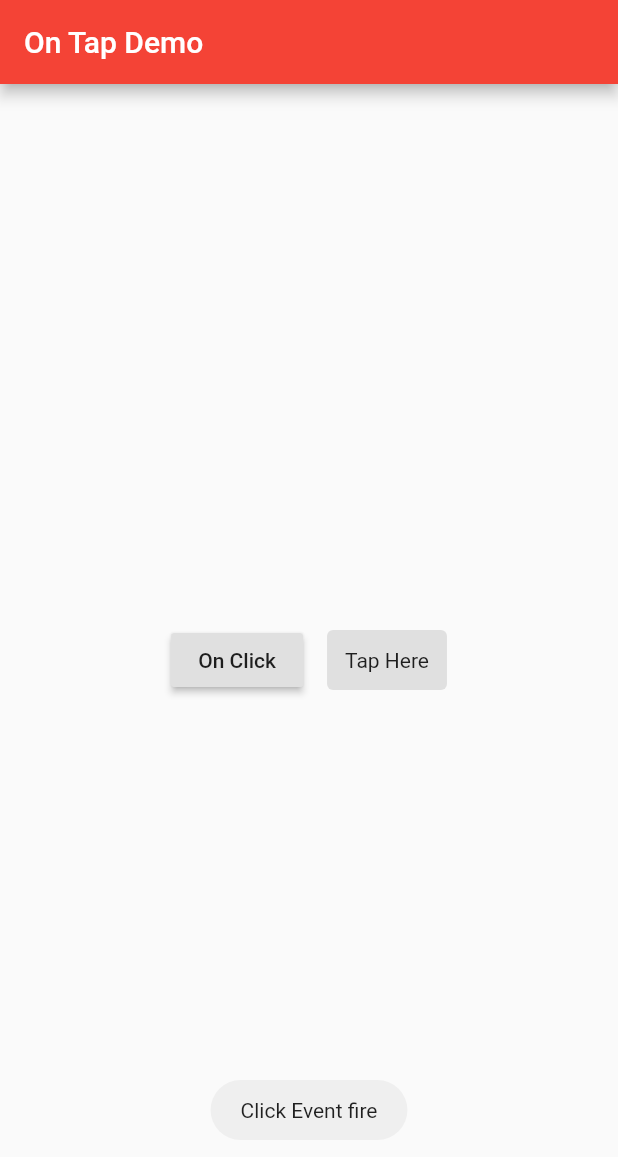
After one commit to JAICHANGPARK/Flutter_Dock, a Flutter app: the MyPage screen opened directly, after a tap on "On Click", on a phone screen of 412 x 824 dp. The commit adds this screen. Shown: the top 1157 px of the screen. Run offline on Flutter 3.47's test engine with Material 2 defaults, Android fonts, the phone set to English and light mode, and no system bars; our stand-ins replace fluttertoast, shared_preferences; missing offline and left inert: fluttery; accounts and stored records are empty; key blocks and very long unbroken strings in the code were emptied for the run.

Commit message:
Touch event and Shared Pref added

```diff
--- /dev/null
+++ b/flutter_01/lib/handleTaponWidgets.dart
@@ -0,0 +1,133 @@
+import 'package:flutter/material.dart';
+
+import 'package:fluttertoast/fluttertoast.dart';
+
+
+
+class HandleTapOnWidgets extends StatelessWidget {
+  @override
+  Widget build(BuildContext context) {
+    // TODO: implement build
+
+    return MaterialApp(
+        title: 'Handle Tap On Widgets',
+        theme: new ThemeData(
+          primarySwatch: Colors.red,
+        ),
+        home: MyPage());
+  }
+}
+
+class MyPage extends StatelessWidget {
+  @override
+  Widget build(BuildContext context) {
+    return Scaffold(
+        appBar: AppBar(title: Text('On Tap Demo')),
+        body: Center(
+      child: CreateButton(),
+    ),
+    );
+    // TODO: implement build
+  }
+}
+
+class CreateButton extends StatelessWidget {
+  @override
+  Widget build(BuildContext context) {
+    // TODO: implement build
+    return Row(
+      mainAxisAlignment: MainAxisAlignment.center,
+      children: <Widget>[
+        Padding(padding: const EdgeInsets.all(8.0),
+          child: RaisedButton(onPressed: () {
+
+            Fluttertoast.showToast(msg: 'Click Event fire',
+            toastLength: Toast.LENGTH_SHORT,
+            gravity: ToastGravity.BOTTOM,
+            bgcolor: '#333639',
+            textcolor: '#ffffff');
+          },
+            child: Text('On Click'),
+          ),
+        ),
+
+        Padding(padding: const EdgeInsets.all(8.0),
+          child: GestureDetector(
+            onTap: () {
+
+              Fluttertoast.showToast(msg: 'Single Tap Event fire',
+                  toastLength: Toast.LENGTH_SHORT,
+                  gravity: ToastGravity.BOTTOM,
+                  bgcolor: '#000000',
+                  textcolor: '#ffffff');
+
+            },
+            onDoubleTap: () {
+              Fluttertoast.showToast(msg: 'Double Tap Event fire',
+                  toastLength: Toast.LENGTH_SHORT,
+                  gravity: ToastGravity.BOTTOM,
+                  bgcolor: '#c51162',
+                  textcolor: '#ffffff');
+
+            },
+            child: Container(padding: const EdgeInsets.all(12.0),
+              decoration: BoxDecoration(
+                color: Theme
+                    .of(context)
+                    .buttonColor,
+                borderRadius: BorderRadius.circular(4.0),
+              ),
+              child: Text('Tap Here'),
+            ),
+          ),
+        )
+
+
+      ],
+    );
+  }
+
+
+}
+
+//
+//class ChangeText extends State<ClickMyApp> {
+//  String defaultText = 'Hello ! Click me to change content';
+//
+//  int i = 0;
+//
+//  void changeText() {
+//    setState(() {
+//      i++;
+//      defaultText = "Clicked : " + i.toString();
+////      if (i % 2 == 0) {
+////        defaultText = 'Text hasbeen changed';
+////      } else {
+////        defaultText = 'Hello! click me to change content';
+////      }
+////      i++;
+//    });
+//  }
+//
+//  @override
+//  Widget build(BuildContext context) {
+//    // TODO: implement build
+//    return Scaffold(
+//      appBar: AppBar(title: Text('Flutter App')),
+//      body: Center(
+//        child: new Text(
+//          defaultText,
+//          style: new TextStyle(
+//            fontWeight: FontWeight.bold,
+//            color: Colors.blue,
+//          ),
+//        ),
+//      ),
+//      floatingActionButton: FloatingActionButton(
+//        onPressed: changeText,
+//        tooltip: 'Click Me',
+//        child: Icon(Icons.mouse),
+//      ),
+//    );
+//  }
+//}
--- a/flutter_01/pubspec.yaml
+++ b/flutter_01/pubspec.yaml
@@ -5,9 +5,12 @@ dependencies:
   flutter:
     sdk: flutter
 
+
   # The following adds the Cupertino Icons font to your application.
   # Use with the CupertinoIcons class for iOS style icons.
   cupertino_icons: ^0.1.2
+  fluttertoast: ^2.0.7
+  shared_preferences: ^0.4.2
 
 dev_dependencies:
   flutter_test:
```
Also changed, not shown: flutter_01/lib/ch10_sharedPreferences.dart (added, +150 -0 lines), flutter_01/lib/main.dart (+15 -5 lines), flutter_01/device-2018-09-07-225206.png (added), flutter_01/pubspec.lock.
